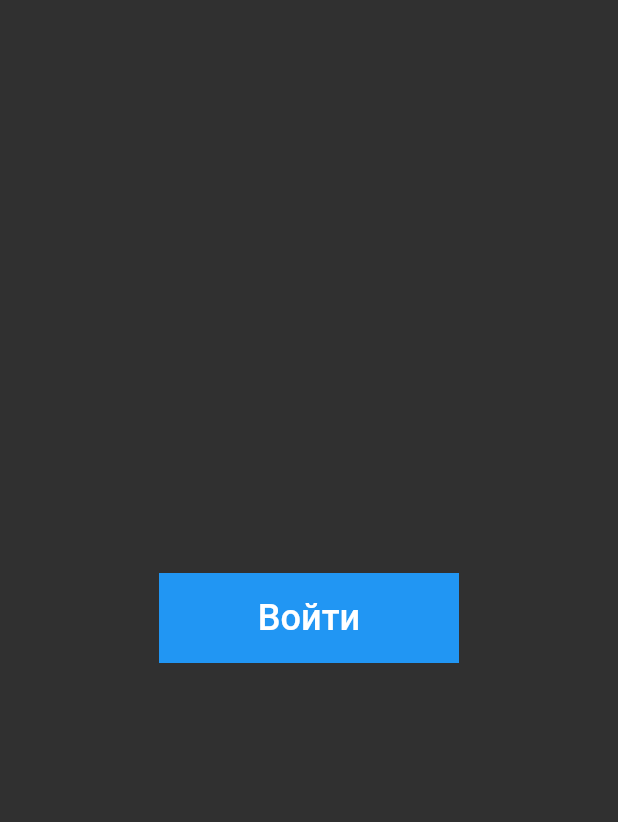
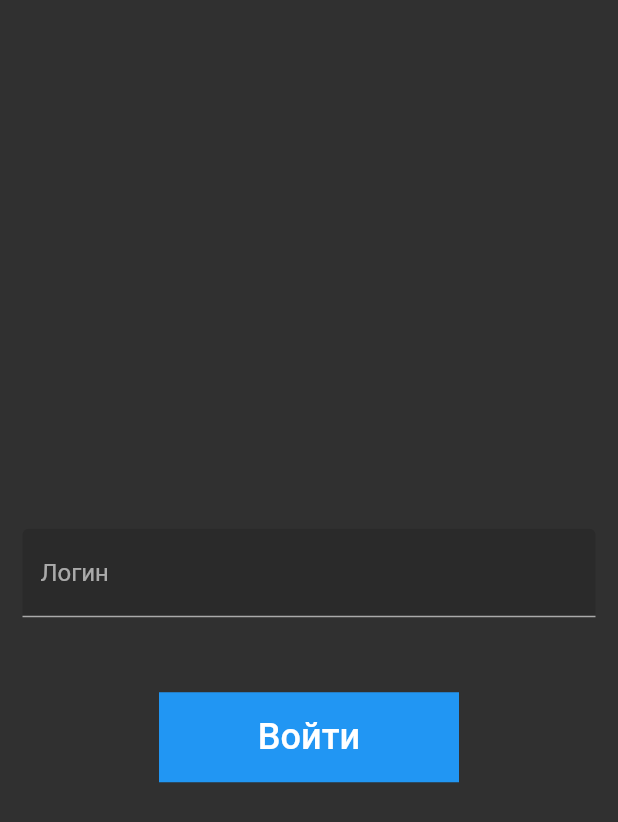
Before and after one commit to SadMilk408/test_for_rubium, a Flutter app: the screen it shows after launch, after a tap on "Войти", on a phone screen of 412 x 824 dp. Shown: the top 822 px of the screen. Run offline on Flutter 3.47's test engine with Material 2 defaults, Android fonts, the phone set to English and light mode, and no system bars; our stand-ins replace flutter_bloc, shared_preferences.

```diff
--- a/lib/app.dart
+++ b/lib/app.dart
@@ -1,9 +1,12 @@
 import 'package:flutter/material.dart';
+import 'package:test_for_rubium/presentation/bloc/all_users_bloc/all_users_bloc.dart';
+import 'package:test_for_rubium/presentation/pages/all_users/all_users.dart';
 import 'package:test_for_rubium/presentation/pages/authorization/auth.dart';
 
 import 'core/dictionaries/constants.dart';
 import 'core/dictionaries/routes.dart';
 import 'core/singletons/local_storage.dart';
+import 'package:flutter_bloc/flutter_bloc.dart';
 
 class MyApp extends StatelessWidget {
   const MyApp({Key? key}) : super(key: key);
@@ -16,11 +19,18 @@ class MyApp extends StatelessWidget {
         brightness: Brightness.dark,
         primarySwatch: Colors.blue,
       ),
-      initialRoute: LocalStorage.getString(AppConstants.TOKEN).isEmpty ? AppRoutes.auth : AppRoutes.allUsers,
+      initialRoute: LocalStorage.getString(AppConstants.LOGIN).isEmpty ? AppRoutes.auth : AppRoutes.allUsers,
       // initialRoute: AppRoutes.auth,
       routes: {
         AppRoutes.auth: (context) => AuthPage(),
-        AppRoutes.allUsers: (context) => AuthPage(),
+        AppRoutes.allUsers: (context) => MultiBlocProvider(
+          providers: [
+            BlocProvider(
+              create: (context) => AllUsersBloc()..add(AllUsersLoadingEvent(page: 1)),
+            ),
+          ],
+          child: AllUsers(),
+        ),
         // AppRoutes.userInfo: (context) => UserInfoPage(),
         // AppRoutes.favorites: (context) => FavoritesPage(),
       },
--- a/lib/core/dictionaries/constants.dart
+++ b/lib/core/dictionaries/constants.dart
@@ -1,3 +1,3 @@
 class AppConstants{
-  static const String TOKEN = 'TOKEN';
+  static const String LOGIN = 'LOGIN';
 }
--- a/lib/core/singletons/local_storage.dart
+++ b/lib/core/singletons/local_storage.dart
@@ -28,4 +28,7 @@ class LocalStorage {
     return prefs.setInt(key, value);
   }
 
+  static Future<bool> removeString(String key, [String defValue = '']) {
+    return _prefsInstance!.remove(key);
+  }
 }
--- a/lib/presentation/pages/authorization/auth.dart
+++ b/lib/presentation/pages/authorization/auth.dart
@@ -1,4 +1,11 @@
 import 'package:flutter/material.dart';
+import 'package:flutter_bloc/flutter_bloc.dart';
+
+import '../../../core/dictionaries/constants.dart';
+import '../../../core/dictionaries/errors.dart';
+import '../../../core/singletons/local_storage.dart';
+import '../../bloc/all_users_bloc/all_users_bloc.dart';
+import '../all_users/all_users.dart';
 
 class AuthPage extends StatefulWidget {
   const AuthPage({Key? key}) : super(key: key);
@@ -8,6 +15,10 @@ class AuthPage extends StatefulWidget {
 }
 
 class _AuthPageState extends State<AuthPage> {
+  final TextEditingController _login = TextEditingController();
+
+  final _formKeyLogin = GlobalKey<FormState>();
+
   @override
   Widget build(BuildContext context) {
     return Scaffold(
@@ -15,9 +26,53 @@ class _AuthPageState extends State<AuthPage> {
         child: Column(
           mainAxisAlignment: MainAxisAlignment.center,
           children: [
+            Padding(
+              padding: const EdgeInsets.symmetric(horizontal: 15, vertical: 50),
+              child: Form(
+                key: _formKeyLogin,
+                child: TextFormField(
+                  controller: _login,
+                  keyboardType: TextInputType.text,
+                  decoration: InputDecoration(
+                    focusedBorder: OutlineInputBorder(
+                      borderSide: const BorderSide(
+                        color: Colors.blue,
+                        width: 1,
+                      ),
+                      borderRadius: BorderRadius.circular(15.0),
+                    ),
+                    fillColor: Colors.black12,
+                    labelText: 'Логин',
+                    filled: true
+                  ),
+                  validator: (value) {
+                    if(value == null || value.isEmpty){
+                      return Errors.requiredField;
+                    }
+                    return null;
+                  },
+                ),
+              ),
+            ),
             Center(
               child: MaterialButton(
-                onPressed: () {},
+                onPressed: () {
+                  if (_formKeyLogin.currentState!.validate()) {
+                    LocalStorage.setString(AppConstants.LOGIN, _login.text);
+                    Navigator.of(context).pushReplacement(
+                      MaterialPageRoute(
+                        builder: (context) => MultiBlocProvider(
+                          providers: [
+                            BlocProvider(
+                              create: (context) => AllUsersBloc()..add(AllUsersLoadingEvent(page: 1)),
+                            ),
+                          ],
+                          child: AllUsers(),
+                        ),
+                      )
+                    );
+                  }
+                },
                 child: Container(
                   width: 200,
                   height: 60,
```
Also changed, not shown: pubspec.yaml (+8 -5 lines), pubspec.lock.
